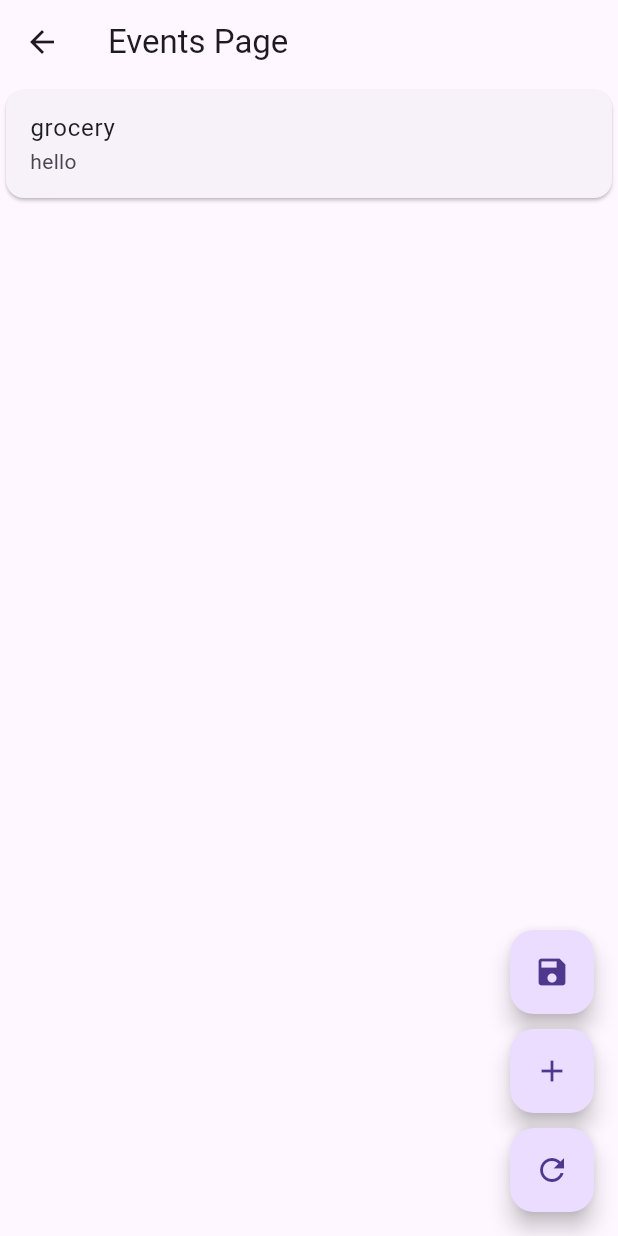
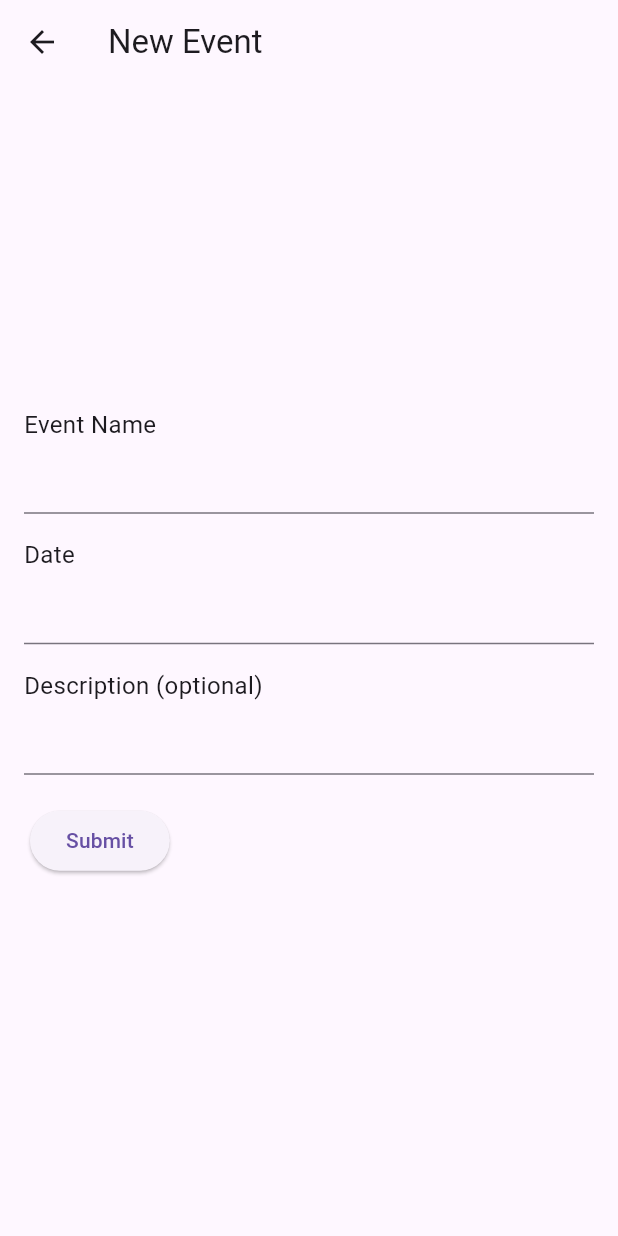
Before and after one commit to Wolfyre243/data_test, a Flutter app: the EventsPage screen opened by its route, after a tap on the "add" icon, on a phone screen of 412 x 824 dp. Run offline on Flutter 3.47's test engine with Material 3 defaults, Android fonts, the phone set to English and light mode, and no system bars.

Commit message:
added event creation interface added initialisation to call readJson method when loading page

```diff
--- a/lib/main.dart
+++ b/lib/main.dart
@@ -5,6 +5,7 @@ import 'package:flutter/material.dart';
 import 'package:data_test/pages/homepage.dart';
 import 'package:data_test/pages/profilepage.dart';
 import 'package:data_test/pages/eventspage.dart';
+import 'package:data_test/pages/neweventdialog.dart';
 
 void main() {
   runApp(const MainApp());
@@ -29,7 +30,8 @@ class MainApp extends StatelessWidget {
       routes: {
         '/': (context) => HomePage(),
         '/profile': (context) => ProfilePage(),
-        '/events': (context) => EventsPage()
+        '/events': (context) => EventsPage(),
+        '/newevent': (context) => NewEventDialog(),
       },
     );
   }
--- a/lib/pages/eventspage.dart
+++ b/lib/pages/eventspage.dart
@@ -17,14 +17,6 @@ class _EventListState extends State<EventsPage> {
   // String _data = 'No data yet';
   List<EventItem> _data = [];
   String message = "Events";
-
-  final String testjsonData = '''
-    [
-      {"id": 1, "name": "Apple", "date": "6/3/2024", "description": "A red fruit"},
-      {"id": 2, "name": "Banana", "date": "6/3/2024", "description": "A yellow fruit"},
-      {"id": 3, "name": "Mango", "date": "6/3/2024", "description": "A tropical fruit"}
-    ]
-  ''';
 
   // Getter to retrieve local file storage path
   Future<String> get _localPath async {
@@ -83,16 +75,13 @@ class _EventListState extends State<EventsPage> {
   }
 
   @override
+  void initState() {
+    super.initState();
+    readJson();
+  }
+
+  @override
   Widget build(BuildContext context) {
-
-    // Seed the JSON file
-    // final List<Map<String, dynamic>> initialEvents = [
-    //   {"id": 1, "name": "grocery1", "date": "6/3/2024", "description": "hello"},
-    //   {"id": 2, "name": "grocery2", "date": "6/3/2024", "description": "hello"},
-    //   {"id": 3, "name": "grocery3", "date": "6/3/2024", "description": "hello"},
-    // ];
-
-    // writeJson(initialEvents);
 
     return Scaffold(
       appBar: AppBar(title: Text("Events Page")),
@@ -118,16 +107,8 @@ class _EventListState extends State<EventsPage> {
         children: [
           FloatingActionButton(
             onPressed: () {
-              writeJson(_data);
-              readJson();
-            },
-            tooltip: "Save JSON Data",
-            child: Icon(Icons.save),
-          ),
-          SizedBox(height: 10),
-          FloatingActionButton(
-            onPressed: () {
-              appendJson({"id": 1, "name": "grocery", "date": "6/3/2024", "description": "hello"});
+              // appendJson({"id": 1, "name": "grocery", "date": "6/3/2024", "description": "hello"});
+              Navigator.pushNamed(context, '/newevent');
             },
             tooltip: "Add JSON Data",
             child: Icon(Icons.add),
--- /dev/null
+++ b/lib/pages/neweventdialog.dart
@@ -0,0 +1,190 @@
+import 'package:flutter/material.dart';
+import 'package:data_test/components/event_components.dart';
+import 'package:data_test/pages/eventspage.dart';
+
+import 'dart:convert';
+import 'dart:io';
+import 'package:path_provider/path_provider.dart';
+
+class NewEventDialog extends StatelessWidget {
+  const NewEventDialog({super.key});
+
+  @override
+  Widget build(BuildContext context) {
+    return Scaffold(
+      appBar: AppBar(title: Text('New Event')),
+      body: Center(
+        child: Column(
+          mainAxisAlignment: MainAxisAlignment.center,
+          children: [
+            NewEventForm(),
+            SizedBox(height: 20)
+          ]
+        )
+      )
+    );
+  }
+}
+
+class FormField extends StatelessWidget {
+  final String text;
+  final TextEditingController controller;
+
+  const FormField({super.key, required this.text, required this.controller});
+
+  @override
+  Widget build(BuildContext context) {
+    return Column(
+        crossAxisAlignment: CrossAxisAlignment.start,
+        mainAxisAlignment: MainAxisAlignment.center,
+        mainAxisSize: MainAxisSize.min,
+        children: [
+          Flexible(child: Text(text, style: TextStyle(fontSize: 16))),
+          Flexible(child: TextFormField(
+            controller: controller,
+            validator: (value) {
+              if (value == null || value.isEmpty) {
+                return 'Please enter text';
+              }
+              return null;
+            },
+          ),)
+        ]
+    );
+  }
+}
+
+class NewEventForm extends StatefulWidget {
+  const NewEventForm({super.key});
+
+  @override
+  _NewEventFormState createState() {
+    return _NewEventFormState();
+  }
+}
+
+class _NewEventFormState extends State<NewEventForm> {
+  // Unqiue identification of the form for validation purposes
+  final _formKey = GlobalKey<FormState>();
+  final _eventNameController = TextEditingController();
+  final _eventDateController = TextEditingController();
+  final _eventDescController = TextEditingController();
+
+  List<EventItem> _data = [];
+  String message = "Events";
+
+  Future<String> get _localPath async {
+    final directory = await getApplicationDocumentsDirectory();
+    return directory.path;
+  }
+
+  // Getter to retrive jsonFile
+  Future<File> get _jsonFile async {
+    final path = await _localPath;
+    return File('$path/data.json');
+  }
+
+  Future<void> readJson() async {
+    try {
+      final file = await _jsonFile;
+      if (await file.exists()) {
+
+        String contents = await file.readAsString();
+        // Note that the jsonList has to contain more than 1 entity for it to work as a list.
+        // Still trying to figure this out.
+        List<dynamic> jsonList = jsonDecode(contents);
+        setState(() {
+          _data = jsonList.map((json) => EventItem.fromJson(json)).toList();
+        });
+
+      } else {
+        setState(() => message = "No saved data found.");
+      }
+    } catch (e) {
+      setState(() => message = e.toString());
+    }
+  }
+
+  Future<void> writeJson(List<EventItem> eventListData) async {
+    // Map<String, dynamic>
+    final file = await _jsonFile;
+
+    final convertedArr = eventListData.map((event) => event.toMap());
+
+    String jsonString = jsonEncode(convertedArr.toList());
+    await file.writeAsString(jsonString);
+  }
+
+  Future<void> addEvent(Map<String, dynamic> itemData) async {
+    try {
+      // Fetch the data from the file and store it in the _data list.
+      await readJson();
+
+      itemData['id'] = _data.length + 1;
+
+      final newEvent = EventItem.fromJson(itemData);
+
+      setState(() {
+        _data.add(newEvent);
+        writeJson(_data);
+      });
+
+    } catch (e) {
+      setState(() => message = e.toString());
+    }
+  }
+
+  @override
+  void dispose() {
+    _eventNameController.dispose();
+    _eventDateController.dispose();
+    _eventDescController.dispose();
+    super.dispose();
+  }
+
+  @override
+  Widget build(BuildContext context) {
+    return Form(
+      key: _formKey,
+      child: Padding(padding: const EdgeInsets.all(16),
+        child: Column(
+          crossAxisAlignment: CrossAxisAlignment.start,
+          spacing: 16.0,
+          children: [
+            FormField(text: "Event Name", controller: _eventNameController),
+            FormField(text: "Date", controller: _eventDateController),
+            FormField(text: "Description (optional)", controller: _eventDescController),
+            Padding(
+              padding: const EdgeInsets.all(4.0),
+              child: ElevatedButton(
+                onPressed: () {
+                  if (_formKey.currentState!.validate()) {
+                    // Display message
+                    showDialog(
+                      context: context,
+                      builder: (context) {
+                        return AlertDialog(
+                          content: Text('Name: ${_eventNameController.text}, Date: ${_eventDateController.text}, Description: ${_eventDescController.text}')
+                        );
+                      }
+                    );
+
+                    // Actually add the event into the _data list
+                    addEvent({
+                      'name': _eventNameController.text,
+                      'date': _eventDateController.text,
+                      'description': _eventDescController.text,
+                    });
+                    // Redirect user
+                    Navigator.pushNamed(context, '/events');
+                  }
+                },
+                child: const Text('Submit'),
+              )
+            )
+          ],
+        )
+      )
+    );
+  }
+}
```
